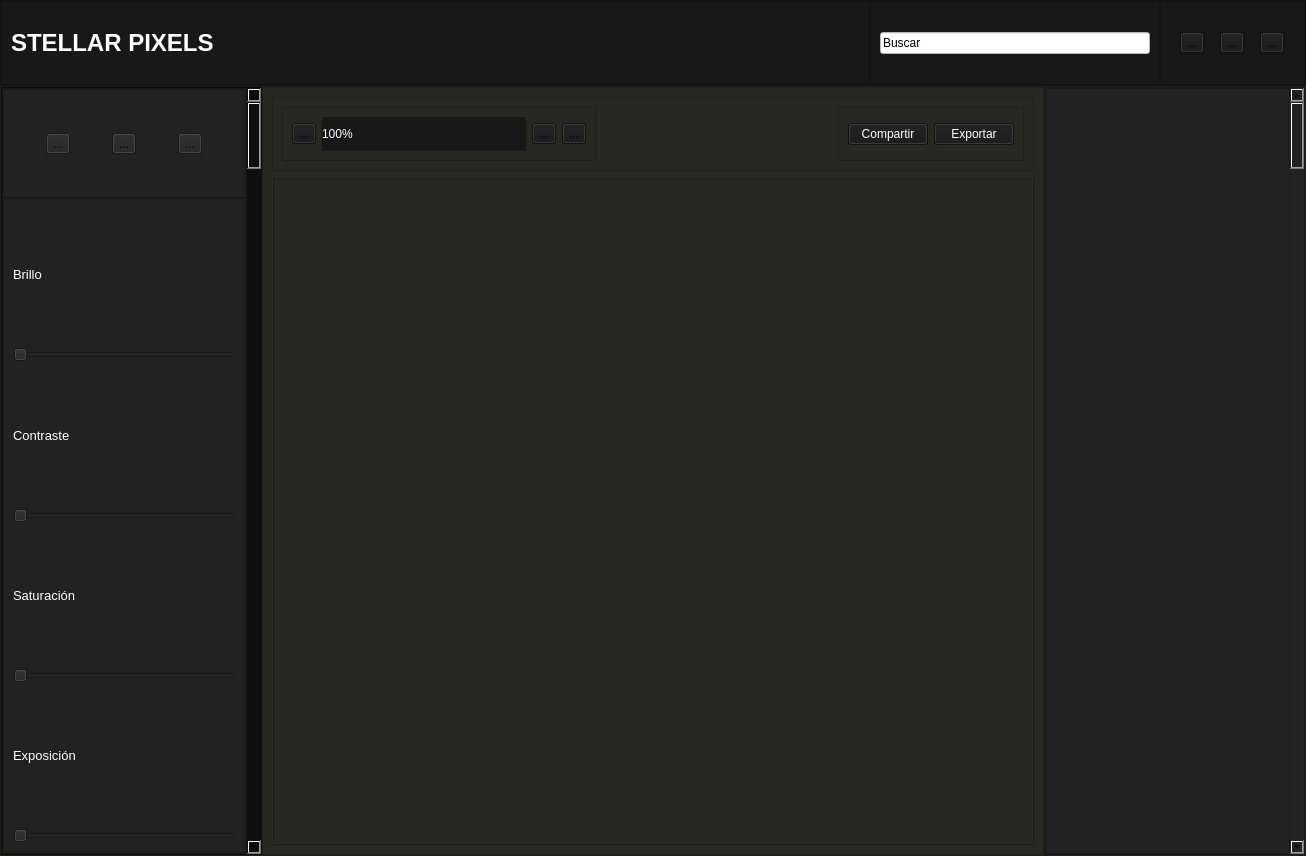
Qt form StellarPixelsGUI.ui (Josue-Silva-T/StellarPixels) before a commit.
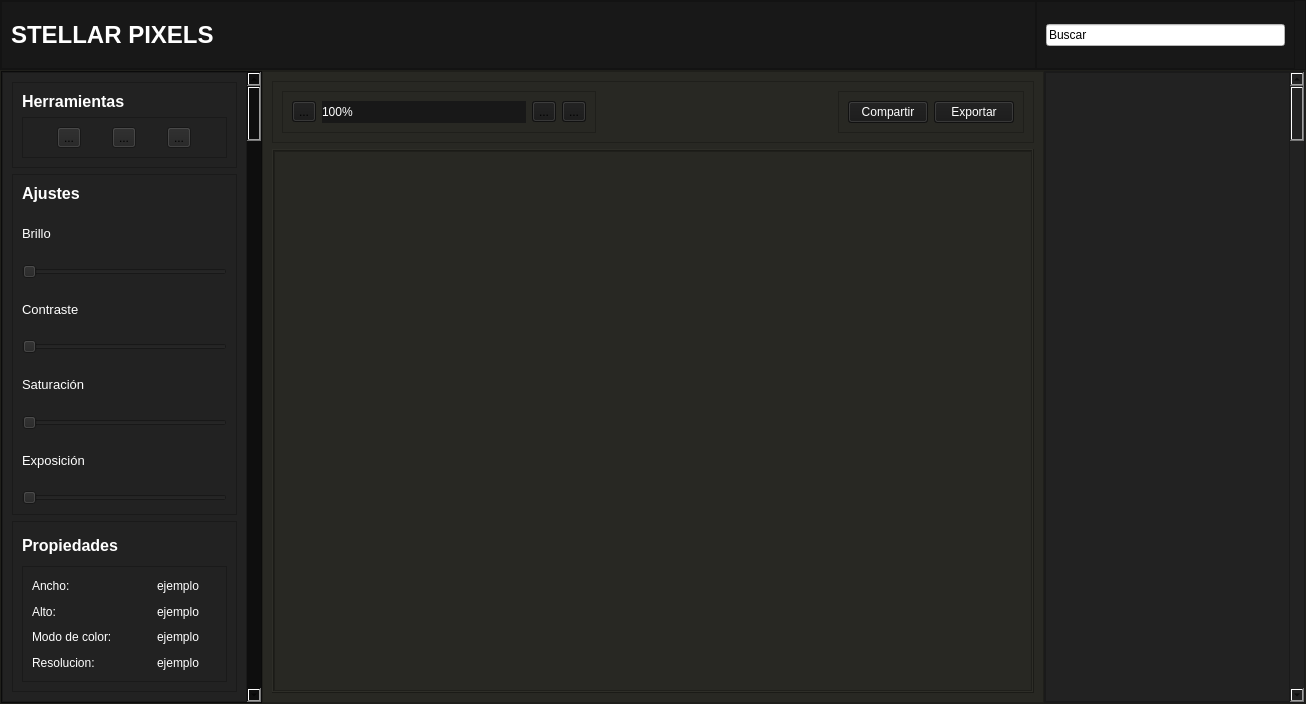
The same form after that commit. Icons and pictures are not drawn.

Patch:
```diff
--- a/StellarPixelsGUI.ui
+++ b/StellarPixelsGUI.ui
@@ -2,12 +2,15 @@
 <ui version="4.0">
  <class>MainWindow</class>
  <widget class="QMainWindow" name="MainWindow">
+  <property name="enabled">
+   <bool>true</bool>
+  </property>
   <property name="geometry">
    <rect>
     <x>0</x>
     <y>0</y>
     <width>1306</width>
-    <height>856</height>
+    <height>704</height>
    </rect>
   </property>
   <property name="windowTitle">
@@ -54,7 +57,7 @@
       <property name="frameShadow">
        <enum>QFrame::Raised</enum>
       </property>
-      <layout class="QHBoxLayout" name="horizontalLayout_6" stretch="6,2,1">
+      <layout class="QHBoxLayout" name="horizontalLayout_6" stretch="8,2">
        <property name="spacing">
         <number>0</number>
        </property>
@@ -65,7 +68,7 @@
         <number>0</number>
        </property>
        <property name="rightMargin">
-        <number>0</number>
+        <number>10</number>
        </property>
        <property name="bottomMargin">
         <number>0</number>
@@ -135,54 +138,6 @@
          </layout>
         </widget>
        </item>
-       <item>
-        <widget class="QFrame" name="frameMinCerr">
-         <property name="styleSheet">
-          <string notr="true"/>
-         </property>
-         <property name="frameShape">
-          <enum>QFrame::StyledPanel</enum>
-         </property>
-         <property name="frameShadow">
-          <enum>QFrame::Raised</enum>
-         </property>
-         <layout class="QHBoxLayout" name="horizontalLayout_8">
-          <item>
-           <widget class="QToolButton" name="toolButton_7">
-            <property name="text">
-             <string>...</string>
-            </property>
-            <property name="icon">
-             <iconset>
-              <normaloff>iconos/abajo-a-la-izquierda-y-arriba-a-la-derecha-hasta-el-centro.png</normaloff>iconos/abajo-a-la-izquierda-y-arriba-a-la-derecha-hasta-el-centro.png</iconset>
-            </property>
-           </widget>
-          </item>
-          <item>
-           <widget class="QToolButton" name="toolButton_8">
-            <property name="text">
-             <string>...</string>
-            </property>
-            <property name="icon">
-             <iconset>
-              <normaloff>iconos/maximizar-ventana.png</normaloff>iconos/maximizar-ventana.png</iconset>
-            </property>
-           </widget>
-          </item>
-          <item>
-           <widget class="QToolButton" name="toolButton_9">
-            <property name="text">
-             <string>...</string>
-            </property>
-            <property name="icon">
-             <iconset>
-              <normaloff>iconos/cruz.png</normaloff>iconos/cruz.png</iconset>
-            </property>
-           </widget>
-          </item>
-         </layout>
-        </widget>
-       </item>
       </layout>
      </widget>
     </item>
@@ -249,22 +204,7 @@
             <property name="frameShadow">
              <enum>QFrame::Raised</enum>
             </property>
-            <layout class="QVBoxLayout" name="verticalLayout_2" stretch="1,6">
-             <property name="spacing">
-              <number>0</number>
-             </property>
-             <property name="leftMargin">
-              <number>0</number>
-             </property>
-             <property name="topMargin">
-              <number>0</number>
-             </property>
-             <property name="rightMargin">
-              <number>0</number>
-             </property>
-             <property name="bottomMargin">
-              <number>0</number>
-             </property>
+            <layout class="QVBoxLayout" name="verticalLayout_2" stretch="1,6,3">
              <item>
               <widget class="QFrame" name="panelBotones">
                <property name="frameShape">
@@ -273,53 +213,67 @@
                <property name="frameShadow">
                 <enum>QFrame::Raised</enum>
                </property>
-               <layout class="QHBoxLayout" name="horizontalLayout_4">
-                <property name="spacing">
-                 <number>0</number>
-                </property>
-                <property name="leftMargin">
-                 <number>0</number>
-                </property>
-                <property name="topMargin">
-                 <number>0</number>
-                </property>
-                <property name="rightMargin">
-                 <number>0</number>
-                </property>
-                <property name="bottomMargin">
-                 <number>0</number>
-                </property>
+               <layout class="QVBoxLayout" name="verticalLayout_4" stretch="1,2">
                 <item>
-                 <widget class="QToolButton" name="bttnCursor">
-                  <property name="text">
-                   <string>...</string>
+                 <widget class="QLabel" name="label">
+                  <property name="font">
+                   <font>
+                    <pointsize>12</pointsize>
+                    <weight>75</weight>
+                    <bold>true</bold>
+                   </font>
                   </property>
-                  <property name="icon">
-                   <iconset>
-                    <normaloff>iconos/flecha-de-ubicacion.png</normaloff>iconos/flecha-de-ubicacion.png</iconset>
+                  <property name="styleSheet">
+                   <string notr="true">color:rgb(255, 255, 255)</string>
                   </property>
-                 </widget>
-                </item>
-                <item>
-                 <widget class="QToolButton" name="bttnCortar">
                   <property name="text">
-                   <string>...</string>
+                   <string>Herramientas</string>
                   </property>
-                  <property name="icon">
-                   <iconset>
-                    <normaloff>iconos/cultivo-de-herramientas.png</normaloff>iconos/cultivo-de-herramientas.png</iconset>
-                  </property>
                  </widget>
                 </item>
                 <item>
-                 <widget class="QToolButton" name="bttnMover">
-                  <property name="text">
-                   <string>...</string>
+                 <widget class="QFrame" name="frame">
+                  <property name="frameShape">
+                   <enum>QFrame::StyledPanel</enum>
                   </property>
-                  <property name="icon">
-                   <iconset>
-                    <normaloff>iconos/flechas.png</normaloff>iconos/flechas.png</iconset>
+                  <property name="frameShadow">
+                   <enum>QFrame::Raised</enum>
                   </property>
+                  <layout class="QHBoxLayout" name="horizontalLayout_4">
+                   <item>
+                    <widget class="QToolButton" name="bttnCursor">
+                     <property name="text">
+                      <string>...</string>
+                     </property>
+                     <property name="icon">
+                      <iconset>
+                       <normaloff>iconos/flecha-de-ubicacion.png</normaloff>iconos/flecha-de-ubicacion.png</iconset>
+                     </property>
+                    </widget>
+                   </item>
+                   <item>
+                    <widget class="QToolButton" name="bttnMover">
+                     <property name="text">
+                      <string>...</string>
+                     </property>
+                     <property name="icon">
+                      <iconset>
+                       <normaloff>iconos/flechas.png</normaloff>iconos/flechas.png</iconset>
+                     </property>
+                    </widget>
+                   </item>
+                   <item>
+                    <widget class="QToolButton" name="bttnCortar">
+                     <property name="text">
+                      <string>...</string>
+                     </property>
+                     <property name="icon">
+                      <iconset>
+                       <normaloff>iconos/cultivo-de-herramientas.png</normaloff>iconos/cultivo-de-herramientas.png</iconset>
+                     </property>
+                    </widget>
+                   </item>
+                  </layout>
                  </widget>
                 </item>
                </layout>
@@ -333,7 +287,24 @@
                <property name="frameShadow">
                 <enum>QFrame::Raised</enum>
                </property>
-               <layout class="QVBoxLayout" name="verticalLayout_5" stretch="0,0,0,4,0,4,0,4">
+               <layout class="QVBoxLayout" name="verticalLayout_5" stretch="0,1,1,1,1,1,1,1,1">
+                <item>
+                 <widget class="QLabel" name="subtituloSliders">
+                  <property name="font">
+                   <font>
+                    <pointsize>12</pointsize>
+                    <weight>75</weight>
+                    <bold>true</bold>
+                   </font>
+                  </property>
+                  <property name="styleSheet">
+                   <string notr="true">color:rgb(255, 255, 255)</string>
+                  </property>
+                  <property name="text">
+                   <string>Ajustes</string>
+                  </property>
+                 </widget>
+                </item>
                 <item>
                  <widget class="QLabel" name="lblBrillo">
                   <property name="font">
@@ -428,6 +399,127 @@
                </layout>
               </widget>
              </item>
+             <item>
+              <widget class="QFrame" name="panelPropiedades">
+               <property name="frameShape">
+                <enum>QFrame::StyledPanel</enum>
+               </property>
+               <property name="frameShadow">
+                <enum>QFrame::Raised</enum>
+               </property>
+               <layout class="QVBoxLayout" name="verticalLayout_3" stretch="1,4">
+                <item>
+                 <widget class="QLabel" name="propiedadesSubtitulo">
+                  <property name="font">
+                   <font>
+                    <pointsize>12</pointsize>
+                    <weight>75</weight>
+                    <bold>true</bold>
+                   </font>
+                  </property>
+                  <property name="styleSheet">
+                   <string notr="true">color:rgb(255, 255, 255)</string>
+                  </property>
+                  <property name="text">
+                   <string>Propiedades</string>
+                  </property>
+                 </widget>
+                </item>
+                <item>
+                 <widget class="QFrame" name="panelInfo">
+                  <property name="frameShape">
+                   <enum>QFrame::StyledPanel</enum>
+                  </property>
+                  <property name="frameShadow">
+                   <enum>QFrame::Raised</enum>
+                  </property>
+                  <layout class="QGridLayout" name="gridLayout" columnstretch="2,1">
+                   <item row="0" column="0">
+                    <widget class="QLabel" name="lblAncho">
+                     <property name="styleSheet">
+                      <string notr="true">color:rgb(255, 255, 255)</string>
+                     </property>
+                     <property name="text">
+                      <string>Ancho:</string>
+                     </property>
+                    </widget>
+                   </item>
+                   <item row="0" column="1">
+                    <widget class="QLabel" name="anchoValor">
+                     <property name="styleSheet">
+                      <string notr="true">color:rgb(255, 255, 255)</string>
+                     </property>
+                     <property name="text">
+                      <string>ejemplo</string>
+                     </property>
+                    </widget>
+                   </item>
+                   <item row="1" column="0">
+                    <widget class="QLabel" name="lblAlto">
+                     <property name="styleSheet">
+                      <string notr="true">color:rgb(255, 255, 255)</string>
+                     </property>
+                     <property name="text">
+                      <string>Alto:</string>
+                     </property>
+                    </widget>
+                   </item>
+                   <item row="1" column="1">
+                    <widget class="QLabel" name="altoValor">
+                     <property name="styleSheet">
+                      <string notr="true">color:rgb(255, 255, 255)</string>
+                     </property>
+                     <property name="text">
+                      <string>ejemplo</string>
+                     </property>
+                    </widget>
+                   </item>
+                   <item row="2" column="0">
+                    <widget class="QLabel" name="lblColor">
+                     <property name="styleSheet">
+                      <string notr="true">color:rgb(255, 255, 255)</string>
+                     </property>
+                     <property name="text">
+                      <string>Modo de color:</string>
+                     </property>
+                    </widget>
+                   </item>
+                   <item row="2" column="1">
+                    <widget class="QLabel" name="colorValor">
+                     <property name="styleSheet">
+                      <string notr="true">color:rgb(255, 255, 255)</string>
+                     </property>
+                     <property name="text">
+                      <string>ejemplo</string>
+                     </property>
+                    </widget>
+                   </item>
+                   <item row="3" column="0">
+                    <widget class="QLabel" name="lblResolucion">
+                     <property name="styleSheet">
+                      <string notr="true">color:rgb(255, 255, 255)</string>
+                     </property>
+                     <property name="text">
+                      <string>Resolucion:</string>
+                     </property>
+                    </widget>
+                   </item>
+                   <item row="3" column="1">
+                    <widget class="QLabel" name="resolucionValor">
+                     <property name="styleSheet">
+                      <string notr="true">color:rgb(255, 255, 255)</string>
+                     </property>
+                     <property name="text">
+                      <string>ejemplo</string>
+                     </property>
+                    </widget>
+                   </item>
+                  </layout>
+                 </widget>
+                </item>
+               </layout>
+              </widget>
+             </item>
             </layout>
            </widget>
           </item>
@@ -589,6 +681,26 @@
             <property name="frameShadow">
              <enum>QFrame::Raised</enum>
             </property>
+            <layout class="QVBoxLayout" name="verticalLayout_7">
+             <property name="spacing">
+              <number>0</number>
+             </property>
+             <property name="leftMargin">
+              <number>0</number>
+             </property>
+             <property name="topMargin">
+              <number>0</number>
+             </property>
+             <property name="rightMargin">
+              <number>0</number>
+             </property>
+             <property name="bottomMargin">
+              <number>0</number>
+             </property>
+             <item>
+              <widget class="QGraphicsView" name="graphicsView"/>
+             </item>
+            </layout>
            </widget>
           </item>
          </layout>
```
